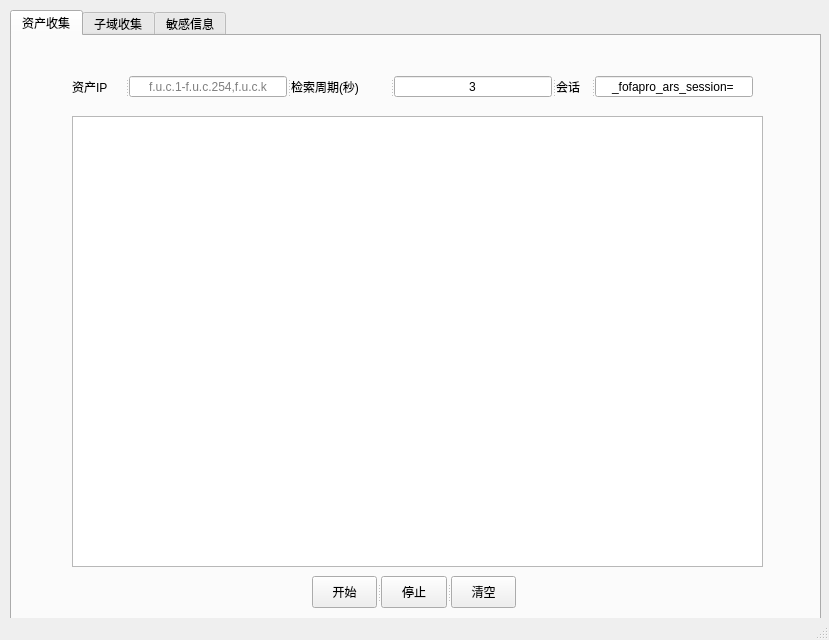
First picture: the form in ui/darkeye.ui, repository r4b3rt/DarkEye, before the edit.
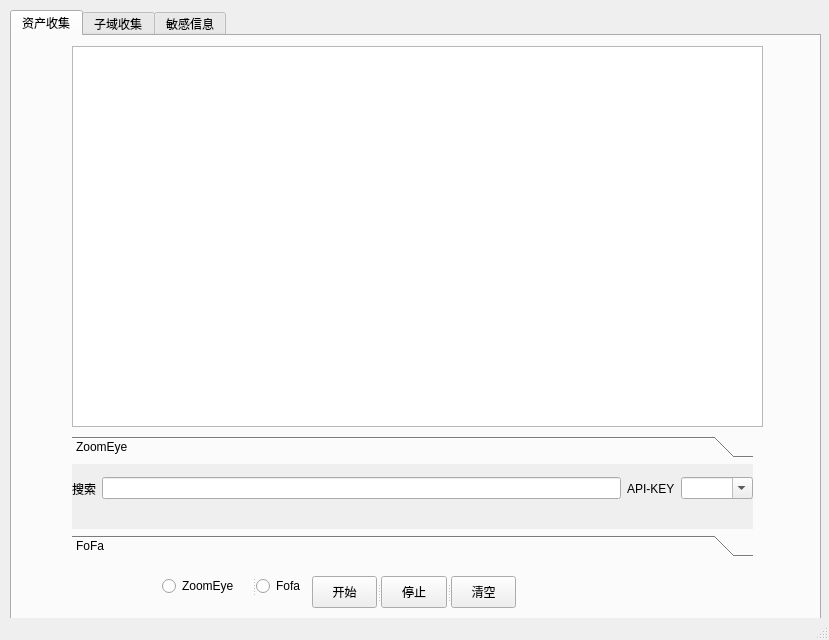
Second picture: the form after the edit. The open tabs and pages were chosen to show the change.

The edit to the form file:
```diff
--- a/ui/darkeye.ui
+++ b/ui/darkeye.ui
@@ -46,9 +46,9 @@
       <property name="geometry">
        <rect>
         <x>60</x>
-        <y>80</y>
+        <y>10</y>
         <width>691</width>
-        <height>451</height>
+        <height>381</height>
        </rect>
       </property>
       <property name="readOnly">
@@ -58,20 +58,135 @@
      <widget class="QSplitter" name="splitter_3">
       <property name="geometry">
        <rect>
-        <x>60</x>
-        <y>40</y>
-        <width>681</width>
-        <height>21</height>
+        <x>300</x>
+        <y>540</y>
+        <width>204</width>
+        <height>32</height>
        </rect>
       </property>
       <property name="orientation">
        <enum>Qt::Horizontal</enum>
       </property>
+      <widget class="QPushButton" name="fofa_start">
+       <property name="text">
+        <string>开始</string>
+       </property>
+      </widget>
+      <widget class="QPushButton" name="fofa_stop">
+       <property name="text">
+        <string>停止</string>
+       </property>
+      </widget>
+      <widget class="QPushButton" name="fofa_clear">
+       <property name="text">
+        <string>清空</string>
+       </property>
+      </widget>
+     </widget>
+     <widget class="QToolBox" name="asset_toolBox">
+      <property name="geometry">
+       <rect>
+        <x>60</x>
+        <y>400</y>
+        <width>681</width>
+        <height>121</height>
+       </rect>
+      </property>
+      <property name="currentIndex">
+       <number>1</number>
+      </property>
+      <widget class="QWidget" name="page_5">
+       <property name="geometry">
+        <rect>
+         <x>0</x>
+         <y>0</y>
+         <width>681</width>
+         <height>53</height>
+        </rect>
+       </property>
+       <attribute name="label">
+        <string>ZoomEye</string>
+       </attribute>
+       <widget class="QWidget" name="">
+        <property name="geometry">
+         <rect>
+          <x>0</x>
+          <y>10</y>
+          <width>681</width>
+          <height>29</height>
+         </rect>
+        </property>
+        <layout class="QHBoxLayout" name="horizontalLayout">
+         <item>
+          <widget class="QLabel" name="zoomeye_asset_label">
+           <property name="text">
+            <string>搜索</string>
+           </property>
+          </widget>
+         </item>
+         <item>
+          <widget class="QLineEdit" name="zoomeuye_search">
+           <property name="layoutDirection">
+            <enum>Qt::LeftToRight</enum>
+           </property>
+           <property name="text">
+            <string/>
+           </property>
+           <property name="alignment">
+            <set>Qt::AlignCenter</set>
+           </property>
+           <property name="placeholderText">
+            <string/>
+           </property>
+          </widget>
+         </item>
+         <item>
+          <widget class="QLabel" name="zoomeye_assetkey_label">
+           <property name="text">
+            <string>API-KEY</string>
+           </property>
+          </widget>
+         </item>
+         <item>
+          <widget class="QComboBox" name="zoomeye_key">
+           <property name="editable">
+            <bool>true</bool>
+           </property>
+          </widget>
+         </item>
+        </layout>
+       </widget>
+      </widget>
+      <widget class="QWidget" name="page_6">
+       <property name="geometry">
+        <rect>
+         <x>0</x>
+         <y>0</y>
+         <width>681</width>
+         <height>53</height>
+        </rect>
+       </property>
+       <attribute name="label">
+        <string>FoFa</string>
+       </attribute>
+       <widget class="QWidget" name="">
+        <property name="geometry">
+         <rect>
+          <x>0</x>
+          <y>10</y>
+          <width>681</width>
+          <height>28</height>
+         </rect>
+        </property>
+        <layout class="QHBoxLayout" name="horizontalLayout_2">
+         <item>
       <widget class="QLabel" name="fofa_asset_label">
        <property name="text">
         <string>资产IP</string>
        </property>
       </widget>
+         </item>
+         <item>
       <widget class="QLineEdit" name="fofa_asset_ip">
        <property name="alignment">
         <set>Qt::AlignCenter</set>
@@ -80,11 +195,15 @@
         <string>f.u.c.1-f.u.c.254,f.u.c.k</string>
        </property>
       </widget>
+         </item>
+         <item>
       <widget class="QLabel" name="fofa_interval_label">
        <property name="text">
         <string>检索周期(秒)</string>
        </property>
       </widget>
+         </item>
+         <item>
       <widget class="QLineEdit" name="fofa_interval">
        <property name="layoutDirection">
         <enum>Qt::LeftToRight</enum>
@@ -99,11 +218,15 @@
         <string/>
        </property>
       </widget>
+         </item>
+         <item>
       <widget class="QLabel" name="fofa_session_label">
        <property name="text">
         <string>会话</string>
        </property>
       </widget>
+         </item>
+         <item>
       <widget class="QLineEdit" name="fofa_session">
        <property name="text">
         <string>_fofapro_ars_session=</string>
@@ -115,32 +238,31 @@
         <string>_fofapro_ars_session=ooxx</string>
        </property>
       </widget>
-     </widget>
-     <widget class="QSplitter" name="splitter_4">
+         </item>
+        </layout>
+       </widget>
+      </widget>
+     </widget>
+     <widget class="QSplitter" name="splitter_3">
       <property name="geometry">
        <rect>
-        <x>300</x>
+        <x>150</x>
         <y>540</y>
-        <width>204</width>
-        <height>32</height>
+        <width>151</width>
+        <height>20</height>
        </rect>
       </property>
       <property name="orientation">
        <enum>Qt::Horizontal</enum>
       </property>
-      <widget class="QPushButton" name="fofa_start">
+      <widget class="QRadioButton" name="zoomeye_radioButton">
        <property name="text">
-        <string>开始</string>
+        <string>ZoomEye</string>
        </property>
       </widget>
-      <widget class="QPushButton" name="fofa_stop">
+      <widget class="QRadioButton" name="fofa_radioButton">
        <property name="text">
-        <string>停止</string>
-       </property>
-      </widget>
-      <widget class="QPushButton" name="fofa_clear">
-       <property name="text">
-        <string>清空</string>
+        <string>Fofa</string>
        </property>
       </widget>
      </widget>
```
Left out of the diff: 218 changed lines with no effect on the pictures. Lines whose indentation alone changed are shown as unchanged.
